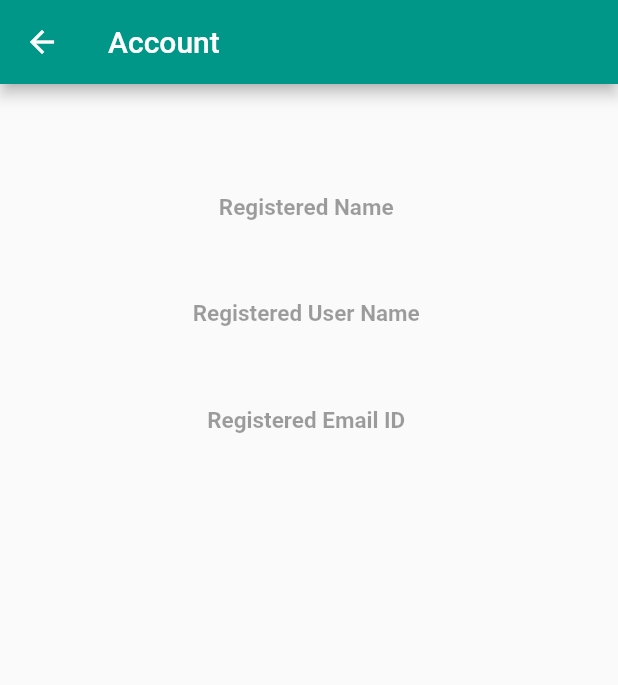
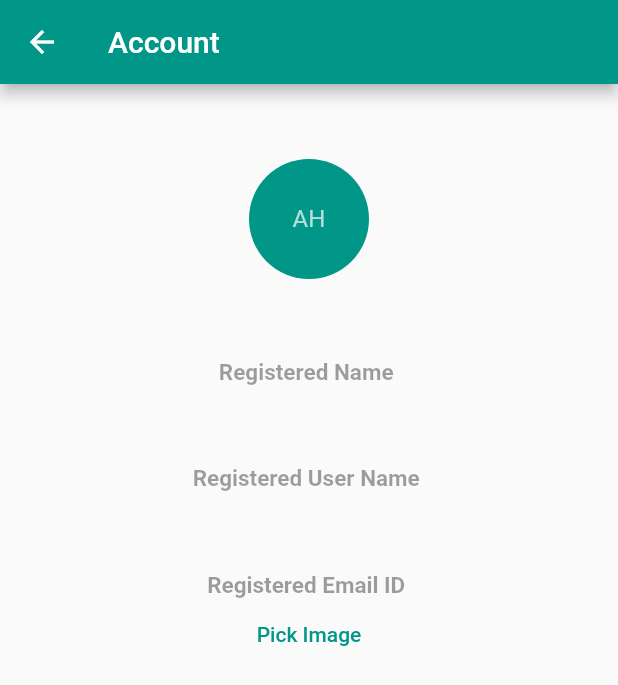
Before and after one commit to akillika/chatapp, a Flutter app: the AccountPage screen opened directly with empty values, on a phone screen of 412 x 824 dp. Shown: the top 685 px of the screen. Run offline on Flutter 3.47's test engine with Material 2 defaults, Android fonts, the phone set to English and light mode, and no system bars; our stand-ins replace cloud_firestore, firebase_auth, firebase_core, firebase_storage, image_picker; accounts and stored records are empty.

Commit message:
added image picker
doesnt work on iOS simulator

```diff
--- a/lib/accountPage.dart
+++ b/lib/accountPage.dart
@@ -1,6 +1,10 @@
+import 'dart:io';
+
 import 'package:flutter/material.dart';
 import 'package:flutter/cupertino.dart';
 import 'package:cloud_firestore/cloud_firestore.dart';
+import 'package:image_picker/image_picker.dart';
+import 'package:firebase_storage/firebase_storage.dart';
 
 class AccountPage extends StatefulWidget {
   AccountPage({Key? key, required this.uid}) : super(key: key);
@@ -14,6 +18,21 @@ class _AccountPageState extends State<AccountPage> {
   FirebaseFirestore firestore = FirebaseFirestore.instance;
   CollectionReference users = FirebaseFirestore.instance.collection('users');
   var fullName, userName, emailID;
+
+  final picker = ImagePicker();
+  File? _imageFile;
+
+  Future pickImage() async {
+    final pickedFile = await picker.pickImage(source: ImageSource.gallery);
+    // var image = await picker.pickImage(source: ImageSource.gallery);
+    print('initiating');
+
+    setState(() {
+      _imageFile = File(pickedFile!.path);
+      print('Image path $_imageFile');
+    });
+  }
+
   Future<void> temp() async {
     var collection = FirebaseFirestore.instance.collection('users');
     var docSnapshot = await collection.doc(widget.uid).get();
@@ -46,10 +65,20 @@ class _AccountPageState extends State<AccountPage> {
         child: Padding(
           padding: const EdgeInsets.all(20.0),
           child: Center(
-            child: Column(
+            child: fullName == null || userName == null || emailID == null
+                ? CircularProgressIndicator()
+                : Column(
                     mainAxisAlignment: MainAxisAlignment.center,
                     crossAxisAlignment: CrossAxisAlignment.center,
                     children: [
+                      SizedBox(
+                        height: 30,
+                      ),
+                      CircleAvatar(
+                        radius: 40,
+                        backgroundColor: Colors.teal,
+                        child: const Text('AH'),
+                      ),
                       SizedBox(
                         height: 30,
                       ),
@@ -104,6 +133,14 @@ class _AccountPageState extends State<AccountPage> {
                           color: Colors.black38,
                         ),
                       ),
+                      TextButton(
+                          onPressed: pickImage, child: Text("Pick Image")),
+                      // _imageFile == null
+                      //     ? CircularProgressIndicator()
+                      //     : Image.file(
+                      //         _imageFile!,
+                      //         fit: BoxFit.fill,
+                      //       )
                     ],
                   ),
           ),
--- a/pubspec.yaml
+++ b/pubspec.yaml
@@ -31,6 +31,8 @@ dependencies:
   firebase_auth:
   firebase_core:
   cloud_firestore: ^2.5.3
+  firebase_storage:
+  image_picker: ^0.8.4+1
 
 dev_dependencies:
   flutter_test:
```
Also changed, not shown: pubspec.lock, 6 other files. Lines whose indentation alone changed are shown as unchanged.
